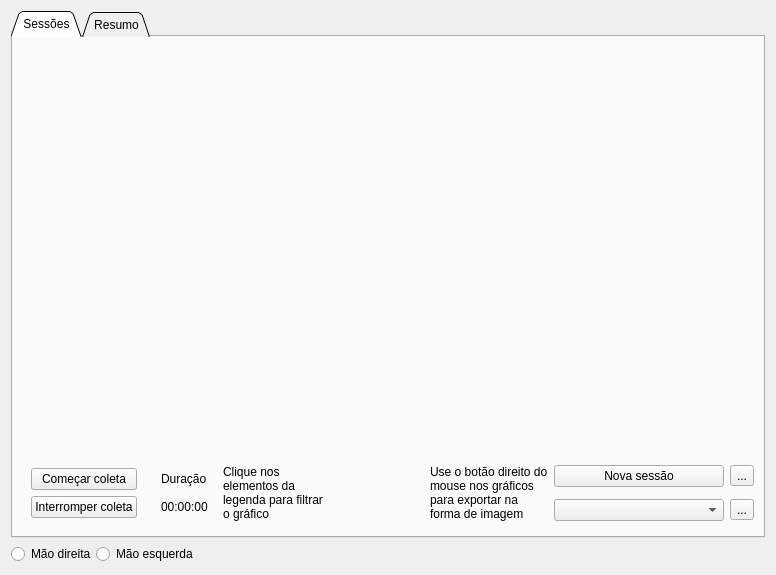
Above: ui/ui_files/user_stats.ui from JPCassimiro/JHMR before the change. Below: the same form after it.
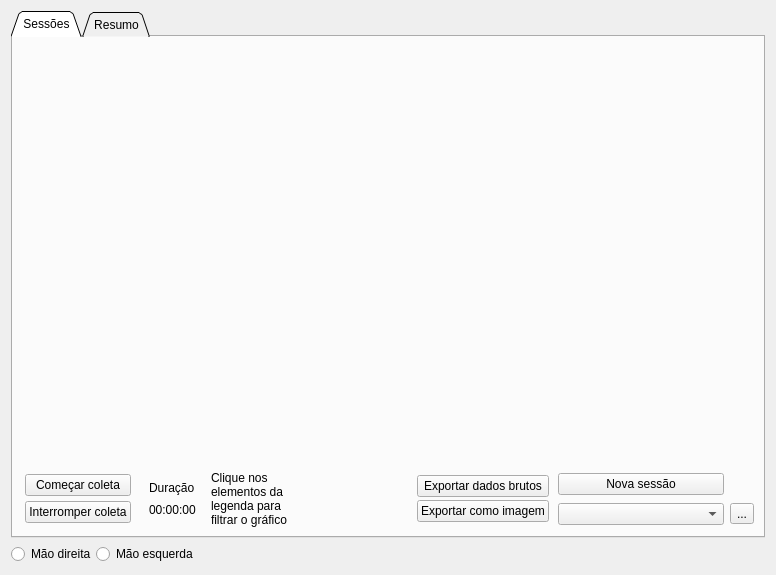
That is the form after the change. Icons and pictures are not drawn.

Commit message: user stats screen clarity update

Patch:
```diff
--- a/ui/ui_files/user_stats.ui
+++ b/ui/ui_files/user_stats.ui
@@ -77,6 +77,21 @@
              <item>
               <widget class="QWidget" name="listeningButtonContainer" native="true">
                <layout class="QVBoxLayout" name="verticalLayout">
+                <property name="spacing">
+                 <number>5</number>
+                </property>
+                <property name="leftMargin">
+                 <number>3</number>
+                </property>
+                <property name="topMargin">
+                 <number>3</number>
+                </property>
+                <property name="rightMargin">
+                 <number>3</number>
+                </property>
+                <property name="bottomMargin">
+                 <number>3</number>
+                </property>
                 <item>
                  <widget class="QPushButton" name="startListening">
                   <property name="text">
@@ -144,19 +159,47 @@
               </spacer>
              </item>
              <item>
-              <widget class="QLabel" name="graohExportHelperLabel">
-               <property name="frameShape">
-                <enum>QFrame::Shape::NoFrame</enum>
-               </property>
-               <property name="text">
-                <string comment="UserStatsHelper">Use o botão direito do mouse nos gráficos para exportar na forma de imagem</string>
-               </property>
-               <property name="textFormat">
-                <enum>Qt::TextFormat::RichText</enum>
-               </property>
-               <property name="wordWrap">
-                <bool>true</bool>
-               </property>
+              <widget class="QWidget" name="exportControlContainer" native="true">
+               <layout class="QVBoxLayout" name="verticalLayout_2">
+                <property name="spacing">
+                 <number>2</number>
+                </property>
+                <property name="leftMargin">
+                 <number>3</number>
+                </property>
+                <property name="topMargin">
+                 <number>3</number>
+                </property>
+                <property name="rightMargin">
+                 <number>3</number>
+                </property>
+                <property name="bottomMargin">
+                 <number>3</number>
+                </property>
+                <item>
+                 <widget class="QPushButton" name="exportSessioCSVButton">
+                  <property name="toolTip">
+                   <string comment="UserStatsHelper">Exportação de dados de uso da sessão, arquivos exportados são enviados para a pasta raiz da ferramenta</string>
+                  </property>
+                  <property name="text">
+                   <string>Exportar dados brutos</string>
+                  </property>
+                  <property name="icon">
+                   <iconset theme="QIcon::ThemeIcon::GoDown"/>
+                  </property>
+                 </widget>
+                </item>
+                <item>
+                 <widget class="QPushButton" name="exportSessionImageButton">
+                  <property name="text">
+                   <string>Exportar como imagem</string>
+                  </property>
+                  <property name="icon">
+                   <iconset theme="QIcon::ThemeIcon::CameraPhoto"/>
+                  </property>
+                 </widget>
+                </item>
+               </layout>
               </widget>
              </item>
              <item>
@@ -204,19 +247,6 @@
                   </property>
                  </widget>
                 </item>
-                <item row="1" column="1">
-                 <widget class="QToolButton" name="exportSessioCSVButton">
-                  <property name="toolTip">
-                   <string comment="UserStatsHelper">Exportação de dados de uso da sessão, arquivos exportados são enviados para a pasta raiz da ferramenta</string>
-                  </property>
-                  <property name="text">
-                   <string>...</string>
-                  </property>
-                  <property name="icon">
-                   <iconset theme="QIcon::ThemeIcon::DocumentPageSetup"/>
-                  </property>
-                 </widget>
-                </item>
                </layout>
               </widget>
              </item>
```
The commit also changes 11 other files.
